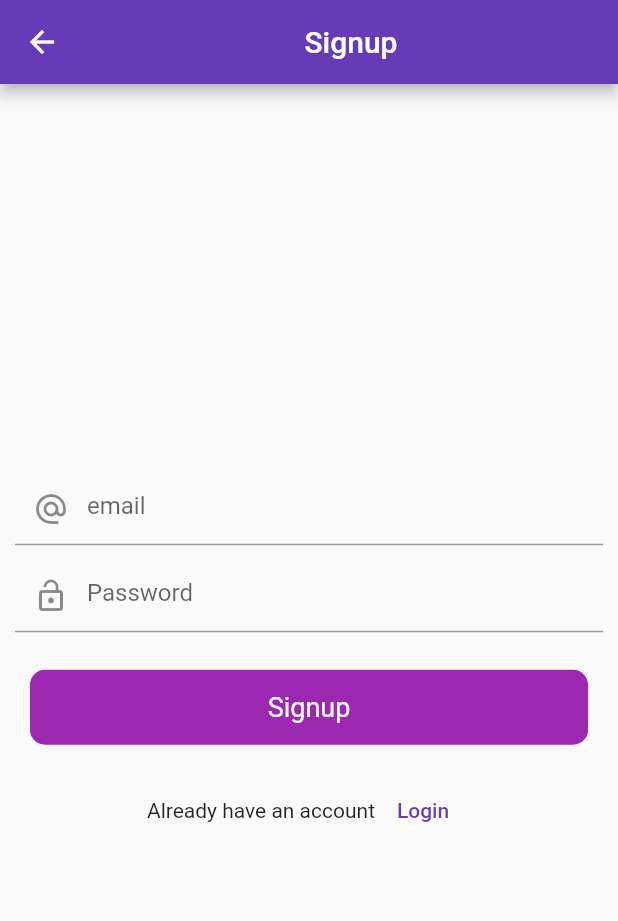
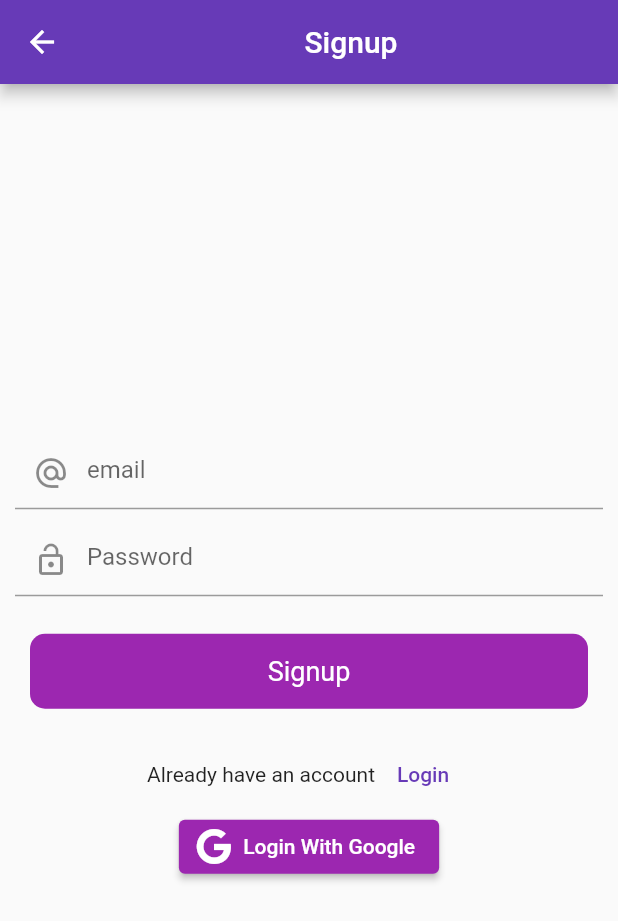
Before and after one commit to umair899/firebase, a Flutter app: the screen it shows after launch, after a tap on "Login", after a tap on "Signup", on a phone screen of 412 x 824 dp. Shown: the top 921 px of the screen. Run offline on Flutter 3.47's test engine with Material 2 defaults, Android fonts, the phone set to English and light mode, and no system bars; our stand-ins replace firebase_auth, firebase_core, fluttertoast, font_awesome_flutter; accounts and stored records are empty.

Commit message:
apply changes

```diff
--- a/lib/ui/auth/login_screen.dart
+++ b/lib/ui/auth/login_screen.dart
@@ -4,6 +4,7 @@ import 'package:flutter/physics.dart';
 import 'package:flutter/services.dart';
 import 'package:flutter/src/widgets/framework.dart';
 import 'package:flutter/src/foundation/key.dart';
+import 'package:font_awesome_flutter/font_awesome_flutter.dart';
 import 'package:learn_firebase/ui/auth/Login_with%20_Phone_number.dart';
 import 'package:learn_firebase/ui/auth/signup_screen.dart';
 import 'package:learn_firebase/utiles/utiles.dart';
@@ -17,7 +18,7 @@ class LoginScreen extends StatefulWidget {
 }
 
 class _LoginScreenState extends State<LoginScreen> {
-  bool loading =false;
+  bool loading = false;
   final _formkey = GlobalKey<FormState>();
   final emailControllar = TextEditingController();
   final passwordControllar = TextEditingController();
@@ -32,7 +33,7 @@ class _LoginScreenState extends State<LoginScreen> {
 
   void Login() async {
     setState(() {
-      loading=true;
+      loading = true;
     });
     _auth
         .signInWithEmailAndPassword(
@@ -41,16 +42,16 @@ class _LoginScreenState extends State<LoginScreen> {
     )
         .then((value) {
       utils().toastmassage(value.user!.email.toString());
-          Navigator.push(context,MaterialPageRoute(builder: (context)=>PostScreen()));
+      Navigator.push(
+          context, MaterialPageRoute(builder: (context) => PostScreen()));
       setState(() {
-      loading=false;
+        loading = false;
       });
-        })
-        .onError((error, stackTrace) {
+    }).onError((error, stackTrace) {
       debugPrint(error.toString());
       utils().toastmassage(error.toString());
       setState(() {
-      loading=true;
+        loading = true;
       });
     });
   }
@@ -140,25 +141,28 @@ class _LoginScreenState extends State<LoginScreen> {
                     },
                     child: Text("Signup"))
               ],
-            ),InkWell(
-            onTap: () {
-              Navigator.push(
-                  context,
-                  MaterialPageRoute(
-                      builder: (context) => LoginWithPhomwNumber()));
-            },
-            child: Padding(
-              padding: const EdgeInsets.symmetric(horizontal: 15),
-              child: Container(
-                height: 50,
-                decoration: BoxDecoration(
-                  borderRadius: BorderRadius.circular(50),
-                  border: Border.all(color: Colors.deepPurple),
+
+              //   ),InkWell(
+              //   onTap: () {
+              //     Navigator.push(
+              //         context,
+              //         MaterialPageRoute(
+              //             builder: (context) => LoginWithPhomwNumber()));
+              //   },
+              //   child: Padding(
+              //     padding: const EdgeInsets.symmetric(horizontal: 15),
+              //     child: Container(
+              //       height: 50,
+              //       decoration: BoxDecoration(
+              //         borderRadius: BorderRadius.circular(50),
+              //         border: Border.all(color: Colors.deepPurple),
+              //       ),
+              //       child: Center(child: Text("Login With Phone Number")),
+              //     ),
+              //   ),
+              //
             ),
-                child: Center(child: Text("Login With Phone Number")),
-              ),
-            ),
-          ),
+
           ],
         ),
       ),
--- a/lib/ui/auth/signup_screen.dart
+++ b/lib/ui/auth/signup_screen.dart
@@ -4,6 +4,7 @@ import 'package:flutter/material.dart';
 import 'package:flutter/physics.dart';
 import 'package:flutter/src/widgets/framework.dart';
 import 'package:flutter/src/foundation/key.dart';
+import 'package:font_awesome_flutter/font_awesome_flutter.dart';
 import 'package:learn_firebase/ui/auth/login_screen.dart';
 import 'package:learn_firebase/utiles/utiles.dart';
 import 'package:learn_firebase/widgets/round_button.dart';
@@ -127,7 +128,14 @@ class _signupScreenState extends State<signupScreen> {
                   },
                   child: Text("Login"))
             ],
-          ),
+          ),ElevatedButton.icon(
+                style: ElevatedButton.styleFrom(
+                  primary: Colors.purple,
+                  onPrimary: Colors.white,
+                ),
+                onPressed: () {},
+                icon: FaIcon(FontAwesomeIcons.google,color: Colors.white,),
+                label: Text("Login With Google")),
 
         ],
       ),
--- a/pubspec.yaml
+++ b/pubspec.yaml
@@ -33,6 +33,7 @@ dependencies:
 
   # The following adds the Cupertino Icons font to your application.
   # Use with the CupertinoIcons class for iOS style icons.
+  font_awesome_flutter: ^10.3.0
   cupertino_icons: ^1.0.2
   firebase_core: ^2.4.0
   firebase_storage: ^11.0.9
```
Also changed, not shown: lib/ui/auth/Google_sign.dart (added, +20 -0 lines), pubspec.lock. Lines whose indentation alone changed are shown as unchanged.
